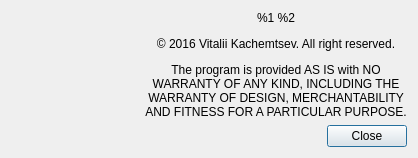
First picture: the form in src/aboutdialog.ui, repository LLIAKAJL/WineWizard, before the edit.
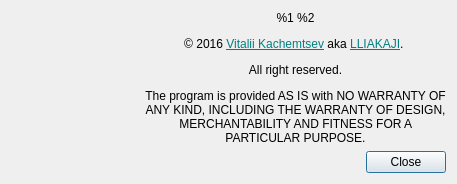
Second picture: the form after the edit.

Patch:
```diff
--- a/src/aboutdialog.ui
+++ b/src/aboutdialog.ui
@@ -38,7 +38,7 @@
      <item>
       <widget class="QLabel" name="label">
        <property name="text">
-        <string>&lt;html&gt;&lt;head/&gt;&lt;body&gt;&lt;p align=&quot;center&quot;&gt;%1 %2&lt;/p&gt;&lt;p align=&quot;center&quot;&gt;© 2016 Vitalii Kachemtsev. All right reserved.&lt;/p&gt;&lt;p align=&quot;center&quot;&gt;The program is provided AS IS with NO WARRANTY OF ANY KIND, INCLUDING THE WARRANTY OF DESIGN, MERCHANTABILITY AND FITNESS FOR A PARTICULAR PURPOSE.&lt;/p&gt;&lt;/body&gt;&lt;/html&gt;</string>
+        <string>&lt;html&gt;&lt;head/&gt;&lt;body&gt;&lt;p align=&quot;center&quot;&gt;%1 %2&lt;/p&gt;&lt;p align=&quot;center&quot;&gt;© 2016 &lt;a href=&quot;http://wwizard.net&quot;&gt;&lt;span style=&quot; text-decoration: underline; color:#008080;&quot;&gt;Vitalii Kachemtsev&lt;/span&gt;&lt;/a&gt; aka &lt;a href=&quot;http://wwizard.net&quot;&gt;&lt;span style=&quot; text-decoration: underline; color:#008080;&quot;&gt;LLIAKAJI&lt;/span&gt;&lt;/a&gt;. &lt;/p&gt;&lt;p align=&quot;center&quot;&gt;All right reserved.&lt;/p&gt;&lt;p align=&quot;center&quot;&gt;The program is provided AS IS with NO WARRANTY OF ANY KIND, INCLUDING THE WARRANTY OF DESIGN, MERCHANTABILITY AND FITNESS FOR A PARTICULAR PURPOSE.&lt;/p&gt;&lt;/body&gt;&lt;/html&gt;</string>
        </property>
        <property name="wordWrap">
         <bool>true</bool>
```
Left out of the diff: 3 changed lines with no effect on the pictures.
